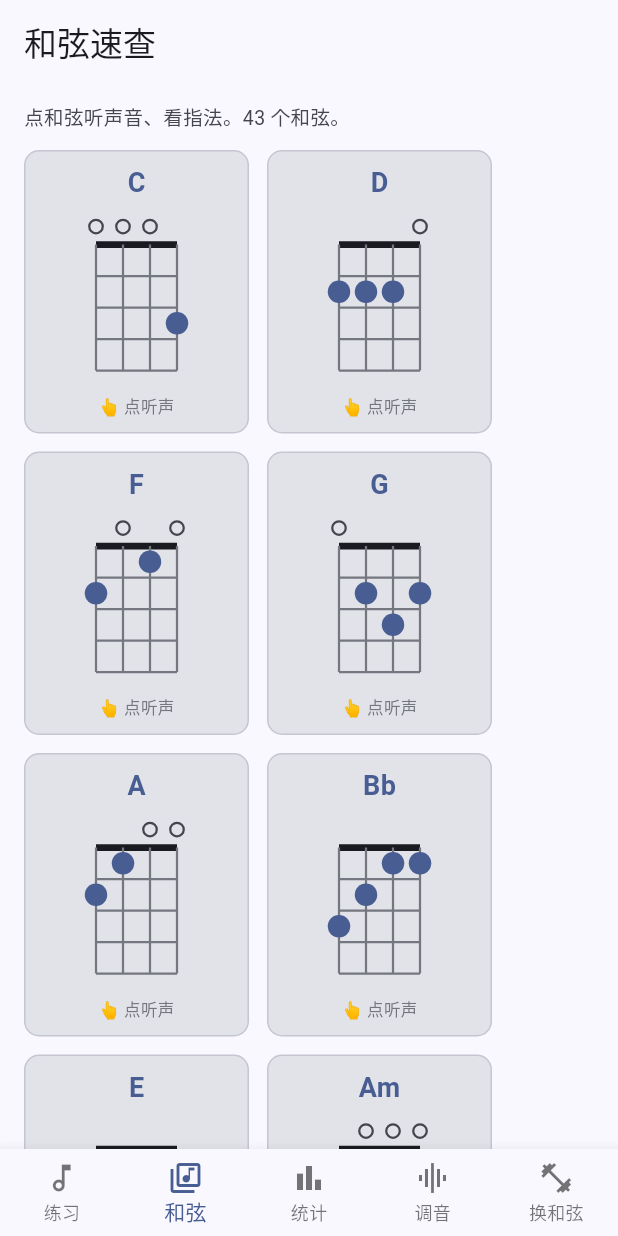
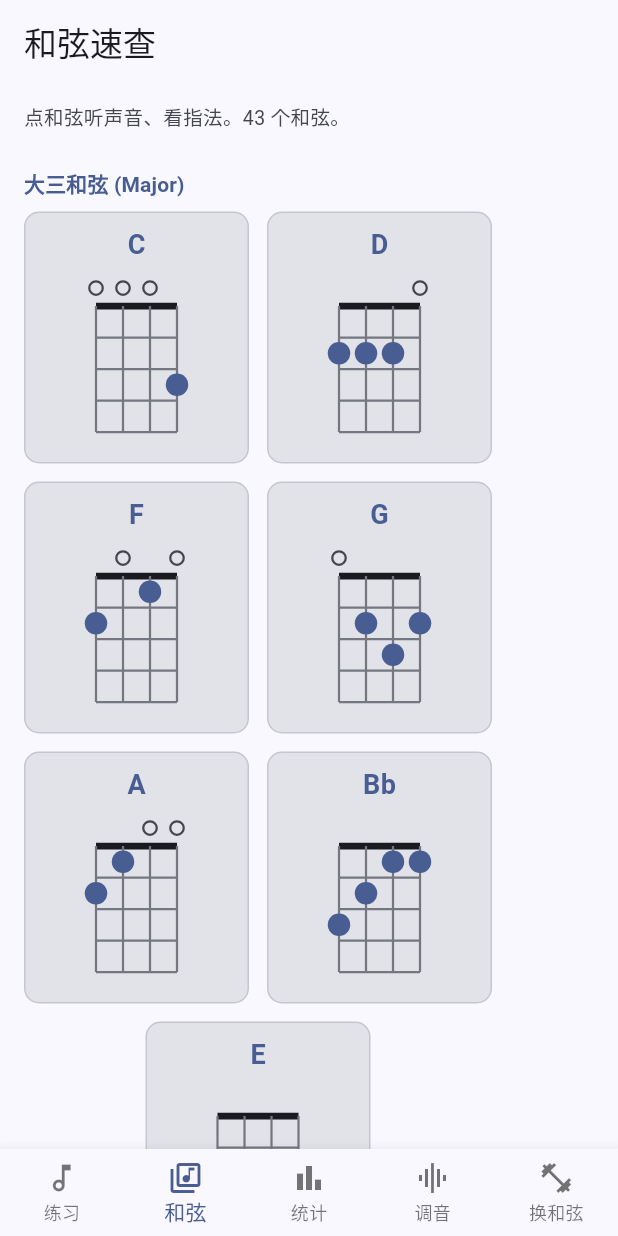
Before and after one commit to yyd841122/ukulele-demo, a Flutter app: the screen it shows after launch, item 2 of the bottom bar chosen, on a phone screen of 412 x 824 dp. Run offline on Flutter 3.47's test engine with Material 3 defaults, Android fonts, the phone set to English and light mode, and no system bars; our stand-ins replace permission_handler, share_plus, shared_preferences, wakelock_plus; missing offline and left inert: flutter_soloud, record.

Commit message:
第55步:UI打磨(歌词解析缓存/滚动防抖/下拉缓存/和弦分组/去冗余提示/日历标签+上次练习/切换动画)

```diff
--- a/flutter_app/lib/prefs/app_preferences.dart
+++ b/flutter_app/lib/prefs/app_preferences.dart
@@ -153,7 +153,15 @@ class AppPreferences {
     await _prefs.remove('$_kAbBPrefix$id');
     await _prefs.remove('$_kLoopsPrefix$id');
     await _prefs.remove('$_kSecPrefix$id');
+    await _prefs.remove('$_kLastPracticedPrefix$id');
   }
+
+  // —— 上次练习日期(按歌存,第55步)——
+  // 存 ISO 日期字符串 'yyyy-MM-dd';读的时候折回 DateTime。没存过返回 null。
+  String? getLastPracticed(String songId) =>
+      _prefs.getString('$_kLastPracticedPrefix$songId');
+  Future<void> setLastPracticed(String songId, String isoDate) =>
+      _prefs.setString('$_kLastPracticedPrefix$songId', isoDate);
 
   // —— 练习日历(哪天练过,跨歌汇总)——
   // 存 practiceDayKey 字符串('yyyy-MM-dd')列表、去重。给统计页画日历热力图 + 算"连续打卡 N 天"。
@@ -192,4 +200,5 @@ class AppPreferences {
   static const _kLoopsPrefix = 'pref_loops_'; // 后接歌曲 id
   static const _kSecPrefix = 'pref_sec_'; // 后接歌曲 id
   static const _kPracticeDays = 'pref_practice_days'; // 'yyyy-MM-dd' 字符串列表
+  static const _kLastPracticedPrefix = 'pref_last_practiced_'; // 后接歌曲 id;上次练习日期 ISO string
 }
--- a/flutter_app/lib/screens/chord_library_screen.dart
+++ b/flutter_app/lib/screens/chord_library_screen.dart
@@ -4,13 +4,28 @@
 //
 // 关键:复用 SongScreen 已 init 好的 AudioEngine(连同它预加载好的扫弦声源),不在这里再起一个 SoLoud——
 // 否则二次 init 引擎、再合成一遍声源,既慢又浪费。所以构造时把 audio 传进来,点卡只调它的 playChord。
+//
+// 第55步:加分组标题(大三/小三/属七/大七/小七/sus4/sus2/dim/aug),去每卡"点听声"提示。
 import 'package:flutter/material.dart';
 
 import '../audio/audio_engine.dart';
 import '../models.dart';
 import '../widgets/chord_diagram.dart';
 
-/// 和弦速查页:大图网格 + 点听声。[audio] 复用 SongScreen 的引擎(不二次 init)。
+/// 按和弦名推断类别(中文标签)。
+String _categoryOf(String name) {
+  if (name.contains('maj7')) return '大七和弦 (Major 7th)';
+  if (name.contains('m7')) return '小七和弦 (Minor 7th)';
+  if (name.endsWith('7') && !name.contains('maj') && !name.contains('m')) return '属七和弦 (Dominant 7th)';
+  if (name.contains('sus4')) return '挂四和弦 (sus4)';
+  if (name.contains('sus2')) return '挂二和弦 (sus2)';
+  if (name.contains('dim')) return '减和弦 (dim)';
+  if (name.contains('aug')) return '增和弦 (aug)';
+  if (name.endsWith('m') && name.length <= 3) return '小三和弦 (Minor)';
+  return '大三和弦 (Major)';
+}
+
+/// 和弦速查页:大图网格 + 分组标题 + 点听声。[audio] 复用 SongScreen 的引擎(不二次 init)。
 class ChordLibraryScreen extends StatelessWidget {
   final AudioEngine audio;
 
@@ -19,6 +34,23 @@ class ChordLibraryScreen extends StatelessWidget {
   @override
   Widget build(BuildContext context) {
     final theme = Theme.of(context);
+    // 把 chordShapes 按键分组,每组画标题 + Wrap
+    final entries = chordShapes.entries.toList();
+    final groups = <(String, List<MapEntry<String, List<int>>>)>[];
+    String? current;
+    List<MapEntry<String, List<int>>> currentEntries = [];
+    for (final e in entries) {
+      final cat = _categoryOf(e.key);
+      if (current != cat) {
+        if (current != null) groups.add((current, currentEntries));
+        current = cat;
+        currentEntries = [e];
+      } else {
+        currentEntries.add(e);
+      }
+    }
+    if (current != null) groups.add((current, currentEntries));
+
     return Scaffold(
       appBar: AppBar(title: const Text('和弦速查')),
       body: SingleChildScrollView(
@@ -33,15 +65,24 @@ class ChordLibraryScreen extends StatelessWidget {
                 color: theme.colorScheme.onSurfaceVariant,
               ),
             ),
-            const SizedBox(height: 12),
-            // Wrap 而不是 GridView:每张卡固定宽度、自动换行,不用猜 childAspectRatio,
-            // 各种屏宽都不会溢出或压扁(跟歌词区用 Wrap 同一套思路)。
+            const SizedBox(height: 8),
+            for (final (cat, entries) in groups) ...[
+              Padding(
+                padding: const EdgeInsets.only(top: 16, bottom: 8),
+                child: Text(
+                  cat,
+                  style: theme.textTheme.titleSmall?.copyWith(
+                    color: theme.colorScheme.primary,
+                    fontWeight: FontWeight.w600,
+                  ),
+                ),
+              ),
               Wrap(
                 spacing: 12,
                 runSpacing: 12,
                 alignment: WrapAlignment.center,
                 children: [
-                for (final entry in chordShapes.entries)
+                  for (final entry in entries)
                     _ChordTile(
                       name: entry.key,
                       frets: entry.value,
@@ -50,13 +91,14 @@ class ChordLibraryScreen extends StatelessWidget {
                 ],
               ),
             ],
+          ],
         ),
       ),
     );
   }
 }
 
-/// 一张和弦卡:和弦名(上)+ 大号指法图(中)+ "点听声"提示(下)。点整张卡 → onTap。
+/// 一张和弦卡:和弦名(上)+ 大号指法图(中)。点整张卡 → onTap。
 /// 固定宽 150,内容居中;指法图用 scale 1.5(比练习栏的参考卡大,看清按弦点)。
 class _ChordTile extends StatelessWidget {
   final String name;
@@ -96,11 +138,6 @@ class _ChordTile extends StatelessWidget {
             ),
             const SizedBox(height: 4),
             ChordDiagram(frets: frets, scale: 1.5),
-            const SizedBox(height: 4),
-            Text(
-              '👆 点听声',
-              style: TextStyle(fontSize: 11, color: cs.outline),
-            ),
           ],
         ),
       ),
```
Also changed, not shown: flutter_app/lib/screens/chord_trainer_screen.dart (+11 -6 lines), flutter_app/lib/screens/song_screen.dart (+53 -28 lines), flutter_app/lib/screens/stats_screen.dart (+48 -5 lines), flutter_app/lib/widgets/lyric_view.dart (+26 -23 lines). Lines whose indentation alone changed are shown as unchanged.
